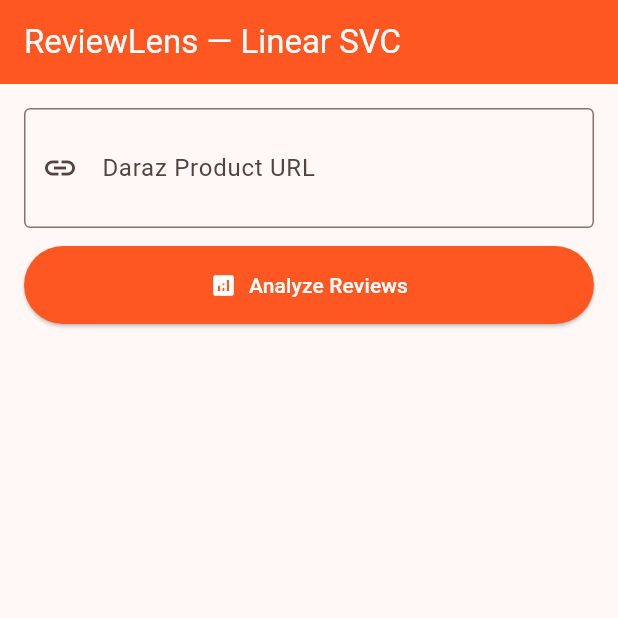
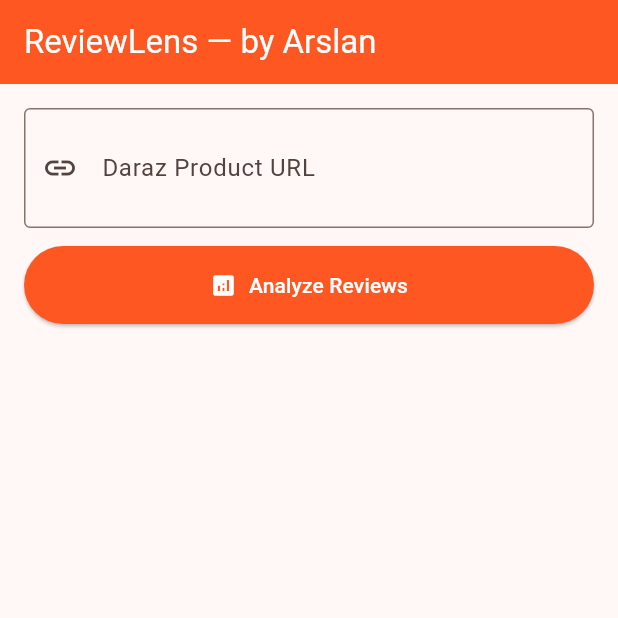
Before and after one commit to MianArslan09/ReviewLens, a Flutter app: the screen it shows after launch, on a phone screen of 412 x 824 dp, the top half of it. Run offline on Flutter 3.47's test engine with Material 3 defaults, Android fonts, the phone set to English and light mode, and no system bars; our stand-ins replace fl_chart.

```diff
--- a/flutter_app/lib/main.dart
+++ b/flutter_app/lib/main.dart
@@ -64,7 +64,7 @@
   Widget build(BuildContext context) {
     return Scaffold(
       appBar: AppBar(
-        title: const Text('ReviewLens — Linear SVC'),
+        title: const Text('ReviewLens — by Arslan'),
         backgroundColor: Colors.deepOrange,
         foregroundColor: Colors.white,
       ),
```
Also changed, not shown: 2 other files.
